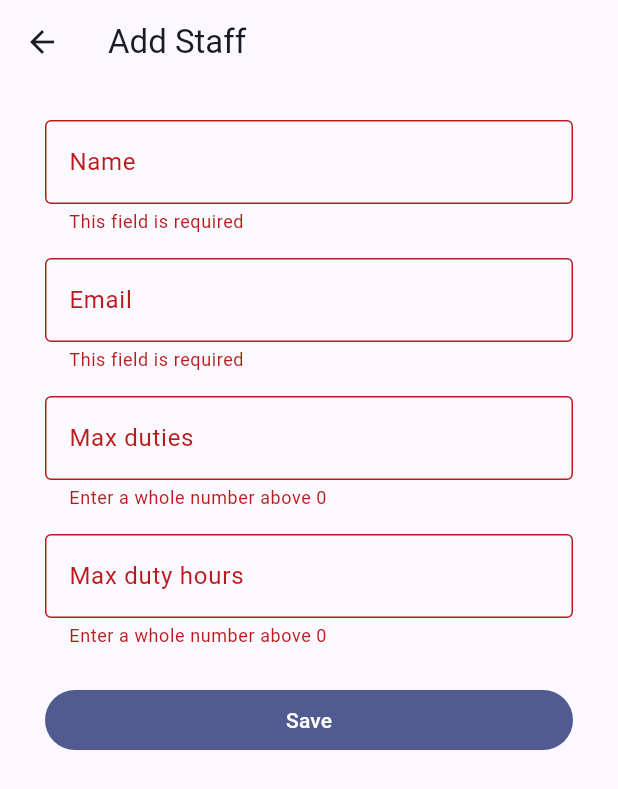
After one commit to nukhbatehreem18/exam-duties-allocation, a Flutter app: the StaffFormScreen screen opened by its route, after a tap on "Save", on a phone screen of 412 x 824 dp. The commit adds this screen. Shown: the top 789 px of the screen. Run offline on Flutter 3.47's test engine with Material 3 defaults, Android fonts, the phone set to English and light mode, and no system bars; our stand-ins replace flutter_riverpod, go_router.

Commit message:
feat: add staff list and add/edit/delete

```diff
--- a/lib/features/auth/coordinator_home.dart
+++ b/lib/features/auth/coordinator_home.dart
@@ -1,6 +1,7 @@
 import 'package:flutter/material.dart';
 import 'package:flutter_riverpod/flutter_riverpod.dart';
 import 'auth_controller.dart';
+import 'package:go_router/go_router.dart';
 
 class CoordinatorHome extends ConsumerWidget {
   const CoordinatorHome({super.key});
@@ -18,7 +19,20 @@ class CoordinatorHome extends ConsumerWidget {
           ),
         ],
       ),
-      body: Center(child: Text('Welcome, ${user?.name ?? ''}')),
+            body: Center(
+        child: Column(
+          mainAxisSize: MainAxisSize.min,
+          children: [
+            Text('Welcome, ${user?.name ?? ''}'),
+            const SizedBox(height: 16),
+            FilledButton.icon(
+              onPressed: () => context.go('/coordinator/staff'),
+              icon: const Icon(Icons.people),
+              label: const Text('Manage Staff'),
+            ),
+          ],
+        ),
+      ),
     );
   }
 }
--- /dev/null
+++ b/lib/features/staff/staff_controller.dart
@@ -0,0 +1,34 @@
+import 'package:flutter_riverpod/flutter_riverpod.dart';
+import '../../models/staff.dart';
+
+class StaffController extends Notifier<List<Staff>> {
+  @override
+  List<Staff> build() => [
+        Staff(
+          id: 's1',
+          name: 'Ali Khan',
+          email: 'ali@bahria.edu.pk',
+          maxDuties: 3,
+          maxMinutes: 360,
+        ),
+        Staff(
+          id: 's2',
+          name: 'Sara Ahmed',
+          email: 'sara@bahria.edu.pk',
+          maxDuties: 4,
+          maxMinutes: 480,
+        ),
+      ];
+
+  void add(Staff staff) => state = [...state, staff];
+
+  void update(Staff staff) => state = [
+        for (final s in state)
+          if (s.id == staff.id) staff else s,
+      ];
+
+  void remove(String id) => state = state.where((s) => s.id != id).toList();
+}
+
+final staffProvider =
+    NotifierProvider<StaffController, List<Staff>>(StaffController.new);
--- /dev/null
+++ b/lib/features/staff/staff_form_screen.dart
@@ -0,0 +1,124 @@
+import 'package:flutter/material.dart';
+import 'package:flutter_riverpod/flutter_riverpod.dart';
+import 'package:go_router/go_router.dart';
+import '../../models/staff.dart';
+import 'staff_controller.dart';
+
+class StaffFormScreen extends ConsumerStatefulWidget {
+  /// If null, the form adds a new staff member. Otherwise it edits one.
+  final String? staffId;
+  const StaffFormScreen({super.key, this.staffId});
+
+  @override
+  ConsumerState<StaffFormScreen> createState() => _StaffFormScreenState();
+}
+
+class _StaffFormScreenState extends ConsumerState<StaffFormScreen> {
+  final _formKey = GlobalKey<FormState>();
+  final _nameCtrl = TextEditingController();
+  final _emailCtrl = TextEditingController();
+  final _dutiesCtrl = TextEditingController();
+  final _hoursCtrl = TextEditingController();
+  Staff? _existing;
+
+  @override
+  void initState() {
+    super.initState();
+    if (widget.staffId != null) {
+      final list = ref.read(staffProvider);
+      _existing = list.firstWhere((s) => s.id == widget.staffId);
+      _nameCtrl.text = _existing!.name;
+      _emailCtrl.text = _existing!.email;
+      _dutiesCtrl.text = _existing!.maxDuties.toString();
+      _hoursCtrl.text = (_existing!.maxMinutes ~/ 60).toString();
+    }
+  }
+
+  @override
+  void dispose() {
+    _nameCtrl.dispose();
+    _emailCtrl.dispose();
+    _dutiesCtrl.dispose();
+    _hoursCtrl.dispose();
+    super.dispose();
+  }
+
+  String? _required(String? v) =>
+      (v == null || v.trim().isEmpty) ? 'This field is required' : null;
+
+  String? _positiveInt(String? v) {
+    final n = int.tryParse(v ?? '');
+    return (n == null || n <= 0) ? 'Enter a whole number above 0' : null;
+  }
+
+  void _save() {
+    if (!_formKey.currentState!.validate()) return;
+
+    final staff = Staff(
+      id: _existing?.id ?? DateTime.now().millisecondsSinceEpoch.toString(),
+      name: _nameCtrl.text.trim(),
+      email: _emailCtrl.text.trim(),
+      maxDuties: int.parse(_dutiesCtrl.text),
+      maxMinutes: int.parse(_hoursCtrl.text) * 60, // hours -> integer minutes
+      availability: _existing?.availability ?? const [],
+    );
+
+    final controller = ref.read(staffProvider.notifier);
+    _existing == null ? controller.add(staff) : controller.update(staff);
+    context.pop();
+  }
+
+  @override
+  Widget build(BuildContext context) {
+    final isEdit = _existing != null;
+    return Scaffold(
+      appBar: AppBar(title: Text(isEdit ? 'Edit Staff' : 'Add Staff')),
+      body: Center(
+        child: ConstrainedBox(
+          constraints: const BoxConstraints(maxWidth: 400),
+          child: Form(
+            key: _formKey,
+            child: ListView(
+              padding: const EdgeInsets.all(24),
+              children: [
+                TextFormField(
+                  controller: _nameCtrl,
+                  decoration: const InputDecoration(
+                      labelText: 'Name', border: OutlineInputBorder()),
+                  validator: _required,
+                ),
+                const SizedBox(height: 16),
+                TextFormField(
+                  controller: _emailCtrl,
+                  decoration: const InputDecoration(
+                      labelText: 'Email', border: OutlineInputBorder()),
+                  validator: _required,
+                ),
+                const SizedBox(height: 16),
+                TextFormField(
+                  controller: _dutiesCtrl,
+                  keyboardType: TextInputType.number,
+                  decoration: const InputDecoration(
+                      labelText: 'Max duties',
+                      border: OutlineInputBorder()),
+                  validator: _positiveInt,
+                ),
+                const SizedBox(height: 16),
+                TextFormField(
+                  controller: _hoursCtrl,
+                  keyboardType: TextInputType.number,
+                  decoration: const InputDecoration(
+                      labelText: 'Max duty hours',
+                      border: OutlineInputBorder()),
+                  validator: _positiveInt,
+                ),
+                const SizedBox(height: 24),
+                FilledButton(onPressed: _save, child: const Text('Save')),
+              ],
+            ),
+          ),
+        ),
+      ),
+    );
+  }
+}
--- /dev/null
+++ b/lib/features/staff/staff_list_screen.dart
@@ -0,0 +1,45 @@
+import 'package:flutter/material.dart';
+import 'package:flutter_riverpod/flutter_riverpod.dart';
+import 'package:go_router/go_router.dart';
+import '../../core/time_utils.dart';
+import 'staff_controller.dart';
+
+class StaffListScreen extends ConsumerWidget {
+  const StaffListScreen({super.key});
+
+  @override
+  Widget build(BuildContext context, WidgetRef ref) {
+    final staffList = ref.watch(staffProvider);
+
+    return Scaffold(
+      appBar: AppBar(title: const Text('Staff')),
+      floatingActionButton: FloatingActionButton(
+        onPressed: () => context.push('/coordinator/staff/new'),
+        child: const Icon(Icons.add),
+      ),
+      body: staffList.isEmpty
+          ? const Center(child: Text('No staff added yet'))
+          : ListView.builder(
+              itemCount: staffList.length,
+              itemBuilder: (context, i) {
+                final s = staffList[i];
+                return ListTile(
+                  title: Text(s.name),
+                  subtitle: Text(
+                    '${s.email}\n'
+                    'Max ${s.maxDuties} duties, ${formatMinutes(s.maxMinutes)}',
+                  ),
+                  isThreeLine: true,
+                  onTap: () =>
+                      context.push('/coordinator/staff/${s.id}/edit'),
+                  trailing: IconButton(
+                    icon: const Icon(Icons.delete_outline),
+                    onPressed: () =>
+                        ref.read(staffProvider.notifier).remove(s.id),
+                  ),
+                );
+              },
+            ),
+    );
+  }
+}
```
Also changed, not shown: lib/core/app_router.dart (+24 -4 lines), 1 other file.
